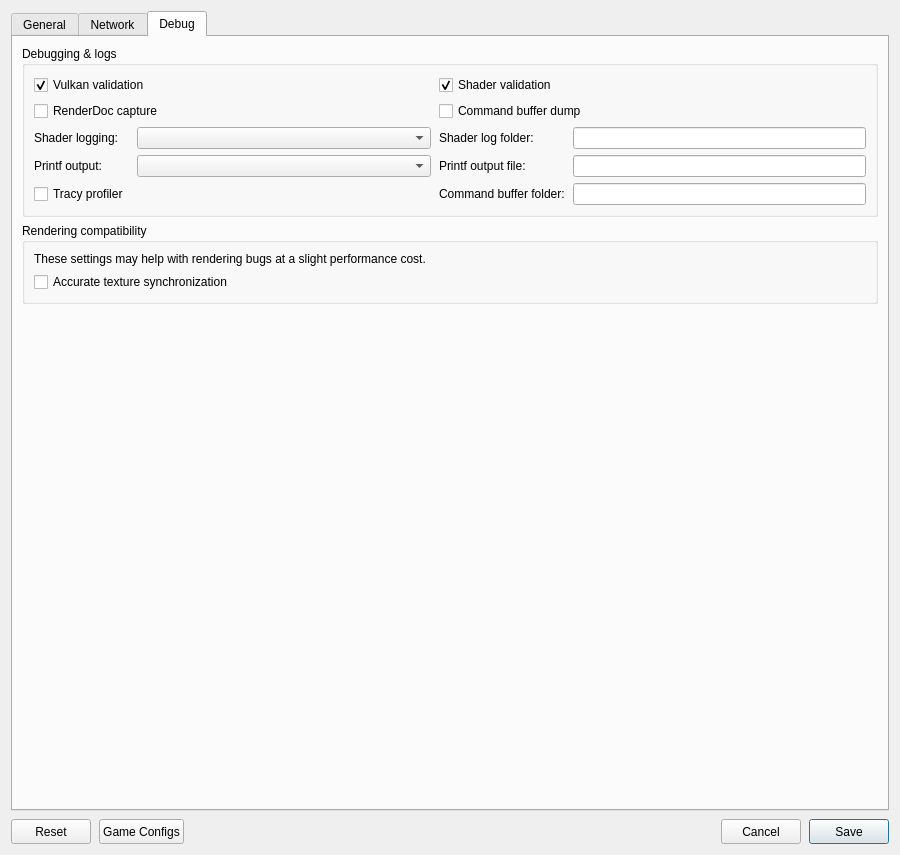
This is src/launcher/forms/configuration_edit_dialog.ui in carbonimax/KytyPS5 as Qt 5 draws it before an edit. The edited form follows.
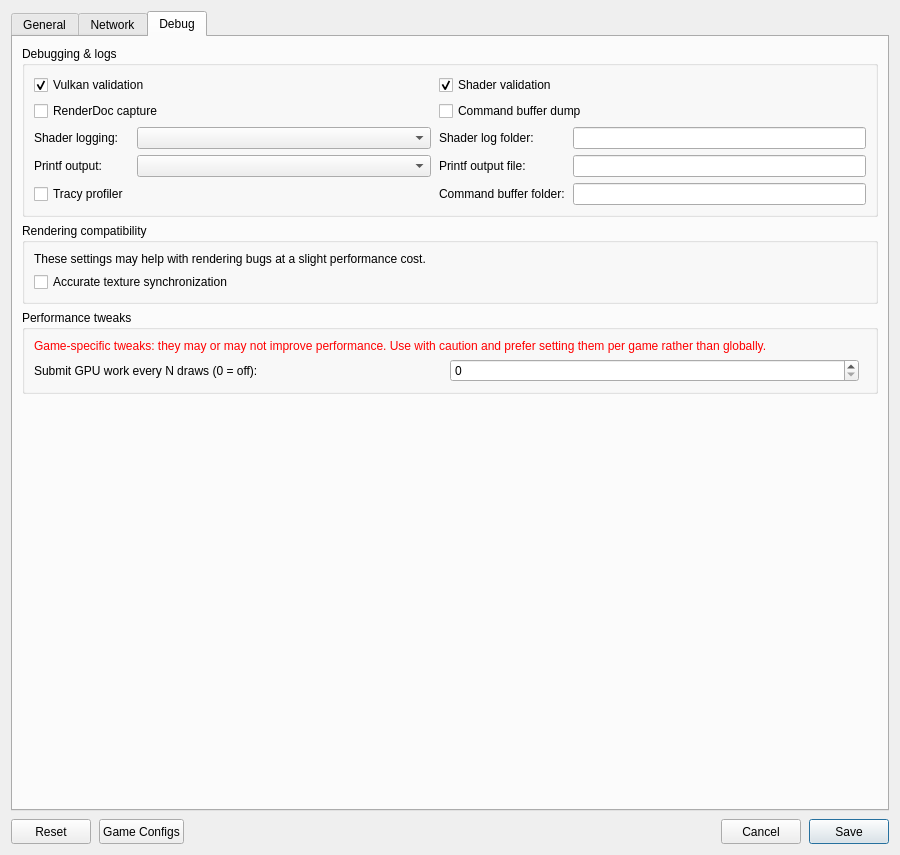
This is the edited form. The open tabs and pages were chosen to show the change. Custom widgets are drawn as their Qt base class.

Commit message: graphics: optionally submit host GPU work every N draws

What changed in the file:
```diff
--- a/src/launcher/forms/configuration_edit_dialog.ui
+++ b/src/launcher/forms/configuration_edit_dialog.ui
@@ -574,6 +574,40 @@
          </layout>
         </widget>
        </item>
+       <item>
+        <widget class="QGroupBox" name="performance_tweaks_group">
+         <property name="title"><string>Performance tweaks</string></property>
+         <layout class="QVBoxLayout" name="performanceTweaksLayout">
+          <item>
+           <widget class="QLabel" name="label_performance_tweaks">
+            <property name="styleSheet"><string>color: red;</string></property>
+            <property name="text"><string>Game-specific tweaks: they may or may not improve performance. Use with caution and prefer setting them per game rather than globally.</string></property>
+            <property name="wordWrap"><bool>true</bool></property>
+           </widget>
+          </item>
+          <item>
+           <layout class="QHBoxLayout" name="flushDrawsLayout">
+            <item>
+             <widget class="QLabel" name="label_flush_draws">
+              <property name="text"><string>Submit GPU work every N draws (0 = off):</string></property>
+             </widget>
+            </item>
+            <item>
+             <widget class="QSpinBox" name="spinBox_flush_draws">
+              <property name="toolTip"><string>Can lower frame time in games that send a whole frame as one command buffer, at some submit overhead.</string></property>
+              <property name="maximum"><number>99999</number></property>
+             </widget>
+            </item>
+            <item>
+             <spacer name="flushDrawsSpacer">
+              <property name="orientation"><enum>Qt::Horizontal</enum></property>
+             </spacer>
+            </item>
+           </layout>
+          </item>
+         </layout>
+        </widget>
+       </item>
        <item>
         <spacer name="debugSpacer">
          <property name="orientation"><enum>Qt::Vertical</enum></property>
```
The commit also changes 9 other files.
